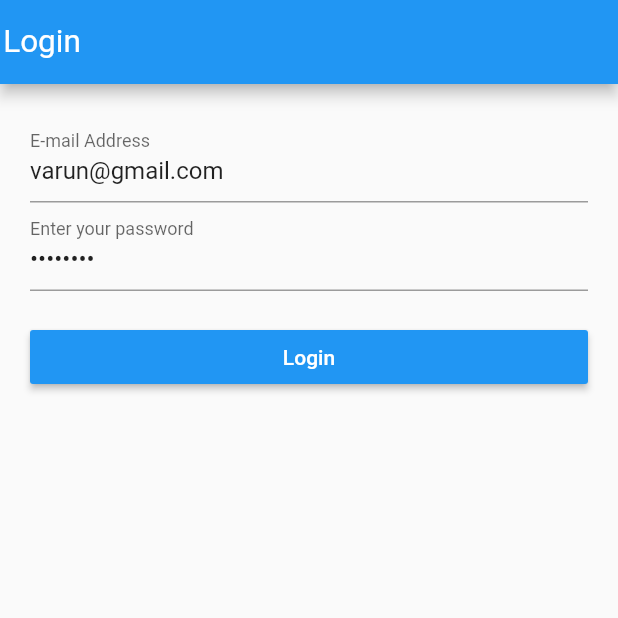
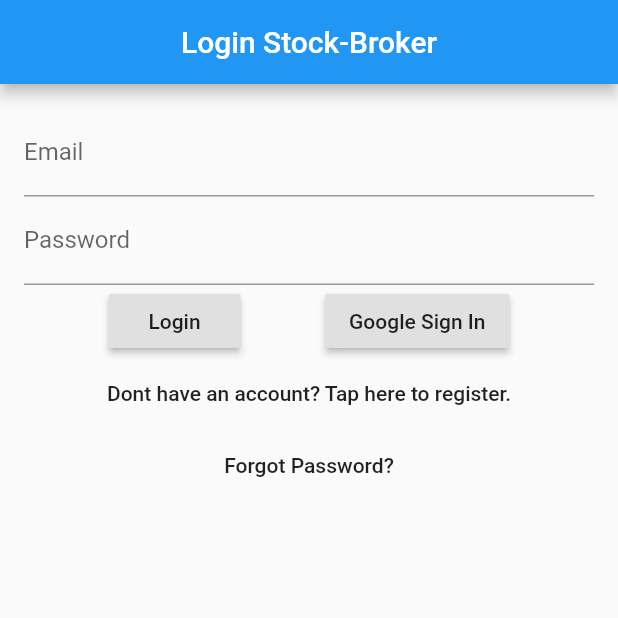
Before and after one commit to varunbajpai/stocks_app, a Flutter app: the screen it shows after launch, on a phone screen of 412 x 824 dp, the top half of it. Run offline on Flutter 3.47's test engine with Material 2 defaults, Android fonts, the phone set to English and light mode, and no system bars; our stand-ins replace firebase_auth, google_sign_in; accounts and stored records are empty.

Commit message:
Login Fully Functional

```diff
--- a/lib/main.dart
+++ b/lib/main.dart
@@ -1,7 +1,17 @@
 import 'package:flutter/material.dart';
-import 'package:flutter_login_app/ui/login_app/login_app.dart';
+import 'ui/login_app/login_app.dart';
 
-void main() => runApp(new MaterialApp(
-  title: 'Stock Prediction',
-  home: new LoginPage(),
-));
+void main() => runApp(new MyApp());
+
+class MyApp extends StatelessWidget {
+  @override
+  Widget build(BuildContext context) {
+    return new MaterialApp(
+      title: 'Flutter Simple Login Demo',
+      theme: new ThemeData(
+          primarySwatch: Colors.blue
+      ),
+      home: new LoginPage(),
+    );
+  }
+}
--- a/lib/ui/login_app/login_app.dart
+++ b/lib/ui/login_app/login_app.dart
@@ -1,12 +1,11 @@
-import 'package:validate/validate.dart';
 import 'package:flutter/material.dart';
+import 'package:google_sign_in/google_sign_in.dart';
+import 'package:firebase_auth/firebase_auth.dart';
 import '../search_bar/SearchBar.dart';
 
+final FirebaseAuth _auth = FirebaseAuth.instance;
+final GoogleSignIn  _googleSignIn = new GoogleSignIn();
 
-class _LoginData {
-  String email = '';
-  String password = '';
-}
 
 
 class LoginPage extends StatefulWidget {
@@ -14,114 +13,204 @@ class LoginPage extends StatefulWidget {
   State<StatefulWidget> createState() => new _LoginPageState();
 }
 
+// Used for controlling whether the user is loggin or creating an account
+enum FormType {
+  login,
+  register
+}
 
 
 class _LoginPageState extends State<LoginPage> {
-  final GlobalKey<FormState> _formKey = new GlobalKey<FormState>();
-  _LoginData _data = new _LoginData();
-  String _validateEmail(String value) {
-    try {
-      Validate.isEmail(value);
-    } catch (e) {
-      return 'The E-mail Address must be a valid email address.';
-    }
-    return null;
+  final TextEditingController _emailFilter = new TextEditingController();
+  final TextEditingController _passwordFilter = new TextEditingController();
+  String _email = "";
+  String _password = "";
+  FormType _form = FormType.login; // our default setting is to login, and we should switch to creating an account when the user chooses to
+
+  _LoginPageState() {
+    _emailFilter.addListener(_emailListen);
+    _passwordFilter.addListener(_passwordListen);
   }
 
+  void _emailListen() {
+    if (_emailFilter.text.isEmpty) {
+      _email = "";
+    } else {
+      _email = _emailFilter.text;
+    }
+  }
+
+  void _passwordListen() {
+    if (_passwordFilter.text.isEmpty) {
+      _password = "";
+    } else {
+      _password = _passwordFilter.text;
+    }
+  }
+
+  // Swap in between our two forms, registering and logging in
+  void _formChange () async {
+    setState(() {
+      if (_form == FormType.register) {
+        _form = FormType.login;
+      } else {
+        _form = FormType.register;
+      }
+    });
+  }
+
+  @override
+  Widget build(BuildContext context) {
+    return new Scaffold(
+      appBar: _buildBar(context),
+      body: new Container(
+        padding: EdgeInsets.all(16.0),
+        child: new Column(
+          children: <Widget>[
+            _buildTextFields(),
+            _buildButtons(),
+          ],
+        ),
+      ),
+    );
+  }
+
+  Widget _buildBar(BuildContext context) {
+    return new AppBar(
+      title: new Text("Login Stock-Broker"),
+      centerTitle: true,
+    );
+  }
+
+  Widget _buildTextFields() {
+    return new Container(
+      child: new Column(
+        children: <Widget>[
+          new Container(
+            child: new TextField(
+              controller: _emailFilter,
+              decoration: new InputDecoration(
+                  labelText: 'Email'
+              ),
+            ),
+          ),
+          new Container(
+            child: new TextField(
+              controller: _passwordFilter,
+              decoration: new InputDecoration(
+                  labelText: 'Password'
+              ),
+              obscureText: true,
+            ),
+          )
+        ],
+      ),
+    );
+  }
+
+  Widget _buildButtons() {
+    if (_form == FormType.login) {
+      return new Container(
+        child: new Column(
+          children: <Widget>[
+            Row(mainAxisAlignment:MainAxisAlignment.spaceEvenly, children: <Widget>[
+              new RaisedButton(
+                child: new Text('Login'),
+                onPressed: _loginPressed,
+              ),
+
+              new RaisedButton(
+                child: new Text('Google Sign In'),
+                onPressed: _googleLoginPressed,
+              ),
+            ],),
 
 
-  String _validatePassword(String value) {
-    if (value.length < 8) {
-      return 'The Password must be at least 8 characters.';
-    }
-    return null;
-  }
-
-
-
-  void submit() {
-    // First validate form.
-    if (this._formKey.currentState.validate()) {
-      _formKey.currentState.save();                     // Save our form now
-      print('Printing the login data.');
-      print('Email: ${_data.email}');
-      print('Password: ${_data.password}');
-
-      //Define and run query on database here and then do something here
-      //Maybe if you want to implement OAUTH or something this is the place to do
-      if(_data.email == "varun@gmail.com" && _data.password =="varun123"){
-        print("Login Successfull");
-        Navigator.push(
-          context,
-          MaterialPageRoute(builder: (context) => SearchList()),
-        );
-      }
-      else{
-        this._formKey.currentState.reset();
-      }
+            new FlatButton(
+              child: new Text('Dont have an account? Tap here to register.'),
+              onPressed: _formChange,
+            ),
+            new FlatButton(
+              child: new Text('Forgot Password?'),
+              onPressed: _passwordReset,
+            )
+          ],
+        ),
+      );
+    } else {
+      return new Container(
+        child: new Column(
+          children: <Widget>[
+            new RaisedButton(
+              child: new Text('Create an Account'),
+              onPressed: _createAccountPressed,
+            ),
+            new FlatButton(
+              child: new Text('Have an account? Click here to login.'),
+              onPressed: _formChange,
+            )
+          ],
+        ),
+      );
     }
   }
 
 
 
-  @override
-  Widget build(BuildContext context) {
-    final Size screenSize = MediaQuery.of(context).size;
-    return new WillPopScope( onWillPop: () async => false,child: new Scaffold(
-      appBar: new AppBar(
-        leading: new Container(child: Center(child: new Text('Login', textAlign: TextAlign.left, textScaleFactor:1.5,),)),
-//        title: new Text('Login', textAlign: TextAlign.left,),
-      ),
-      body: new Container(
-          padding: new EdgeInsets.all(20.0),
-          child: new Form(
-            key: this._formKey,
-            child: new ListView(
-              children: <Widget>[
-                new TextFormField(
-                    keyboardType: TextInputType.emailAddress, // Use email input type for emails.
-                    initialValue: "varun@gmail.com",
-                    decoration: new InputDecoration(
-                        hintText: 'you@example.com',
-                        labelText: 'E-mail Address'
-                    ),
-                    validator: this._validateEmail,
-                    onSaved: (String value) {
-                      this._data.email = value;
-                    }
-                ),
-                new TextFormField(
-                    obscureText: true, // Use secure text for passwords.
-                    initialValue: "varun123",
-                    decoration: new InputDecoration(
-                        hintText: 'Password',
-                        labelText: 'Enter your password'
-                    ),
-                    validator: this._validatePassword,
-                    onSaved: (String value) {
-                      this._data.password = value;
-                    }
-                ),
-                new Container(
-                  width: screenSize.width,
-                  child: new RaisedButton(
-                    child: new Text(
-                      'Login',
-                      style: new TextStyle(
-                          color: Colors.white
-                      ),
-                    ),
-                    onPressed: this.submit,
-                    color: Colors.blue,
-                  ),
-                  margin: new EdgeInsets.only(
-                      top: 20.0
-                  ),
-                )
-              ],
-            ),
-          )
-      ),
-    ),);
+
+
+  // These functions can self contain any user auth logic required, they all have access to _email and _password
+  Future _loginPressed () async{
+    print('The user wants to login with $_email and $_password');
+    FirebaseUser login = await _auth.signInWithEmailAndPassword(email: _email, password:_password);
+    if(login.uid != null){
+      Navigator.push(
+        context,
+        MaterialPageRoute(builder: (context) => SearchList()), //On successful Login redirects to LoginApp
+      );
+    }else{
+      print('Invalid Data Entered');
+    }
   }
+
+
+
+
+
+  Future _createAccountPressed() async{				//Creating E-mail Sign In Firebase Authentication
+    FirebaseUser user = await _auth.createUserWithEmailAndPassword	//This will go and create user-name and password in the DB
+      (email: _email, password:_password ).then((user){
+    });
+  }
+
+
+
+
+  void _passwordReset () {
+    print("The user wants a password reset request sent to $_email");
+    _auth.sendPasswordResetEmail(email: _email);
+  }
+
+    Future<FirebaseUser> _googleLoginPressed() async{			//Creating Google Sign In and integrating it to the app
+      GoogleSignInAccount googleUser = await _googleSignIn.signIn();
+      GoogleSignInAuthentication googleAuth = await googleUser.authentication;
+      final AuthCredential credential = GoogleAuthProvider.getCredential(
+        accessToken: googleAuth.accessToken,
+        idToken: googleAuth.idToken,
+      );
+      final FirebaseUser user = await _auth.signInWithCredential(credential);
+      print("signed in" + user.displayName);
+      if(user.uid == null){
+        print('Not Logged In');
+      }
+      else{
+        Navigator.push(
+          context,
+          MaterialPageRoute(builder: (context) => SearchList()), //On successful Login redirects to LoginApp
+        );
+
+      }
+      return user;
+    }
+
 }
--- a/pubspec.yaml
+++ b/pubspec.yaml
@@ -19,6 +19,8 @@ environment:
 dependencies:
   validate: ^1.7.0
   material_search: ^0.2.8
+  google_sign_in: ^4.0.1+3
+  firebase_auth: ^0.8.4+5
   autocomplete_textfield: ^1.6.4
   flutter:
     sdk: flutter
```
Also changed, not shown: lib/ui/search_bar/SearchBar.dart (+11 -12 lines), pubspec.lock, 7 other files.
